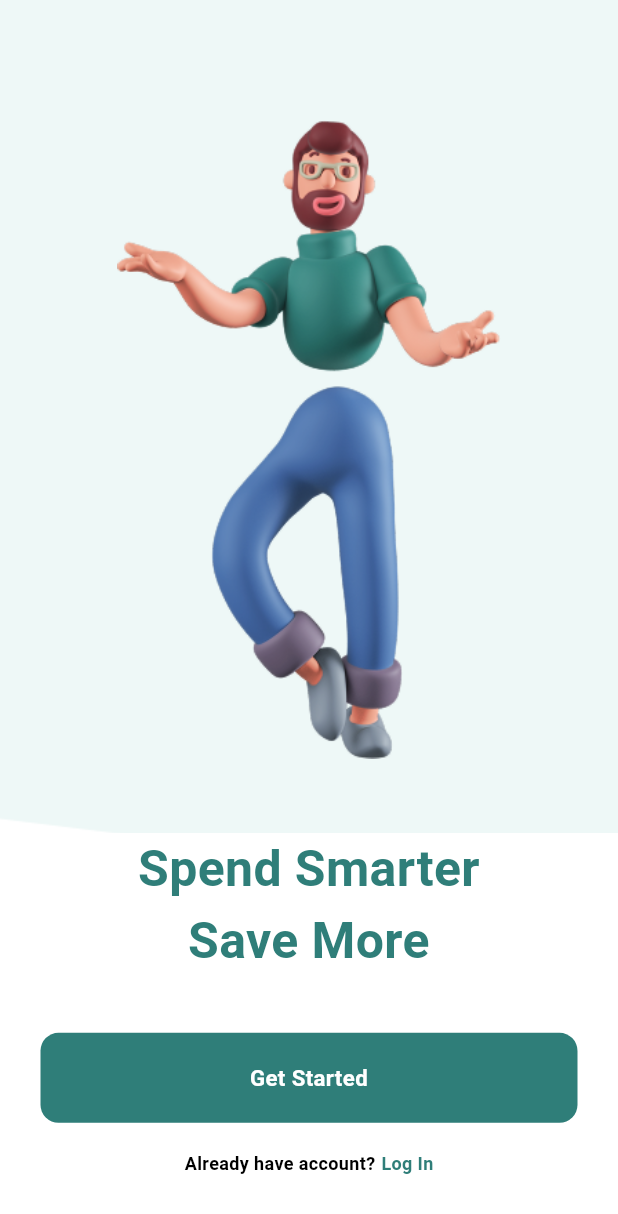
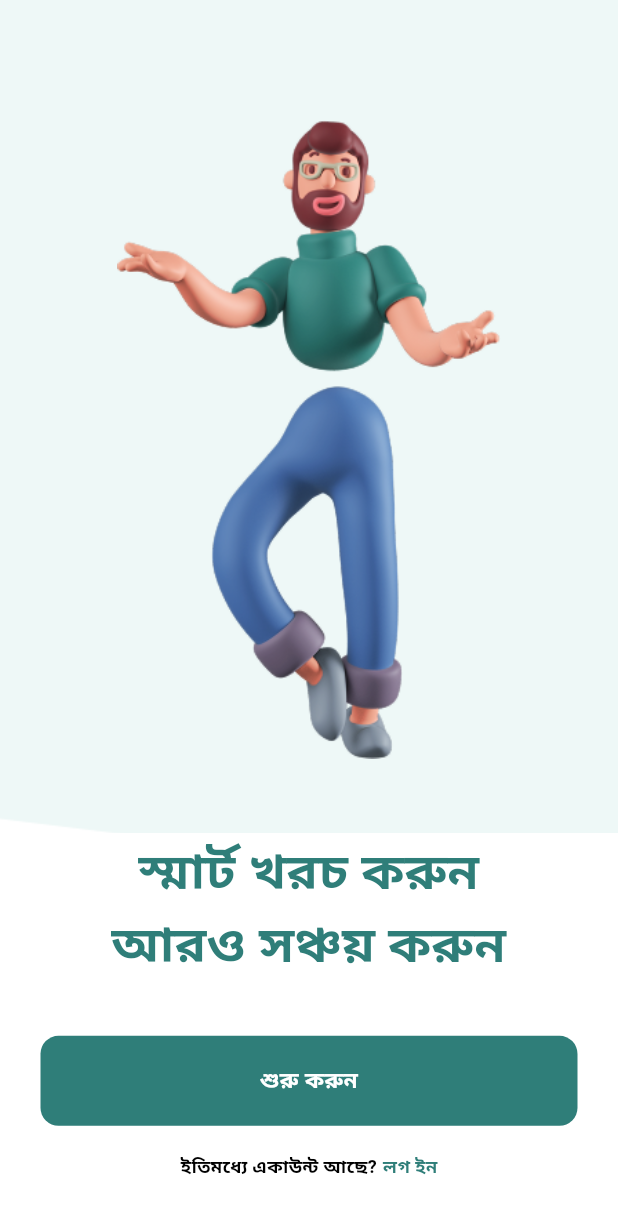
Before and after one commit to uvcorn/hishabi, a Flutter app: the screen it shows after launch, on a phone screen of 412 x 824 dp. Shown: the top 1214 px of the screen. Run offline on Flutter 3.47's test engine with Material 3 defaults, Android fonts, the phone set to English and light mode, and no system bars; our stand-ins replace cached_network_image, fl_chart, flutter_screenutil, flutter_svg, google_fonts, shimmer; statements that could not run were skipped.

```diff
--- a/lib/core/constants/app_strings.dart
+++ b/lib/core/constants/app_strings.dart
@@ -1,32 +1,31 @@
 class AppStrings {
-  static const String appName = 'HISHABI';
-  //
-
-  static const String appBarTitle = 'My Expence';
-  static const String receivables = 'Receivables';
-  static const String debit = 'Debit';
-  static const String credit = 'Credit';
-  static const String payAbles = 'Payables';
-  static const String balance = 'Balance';
-  static const String total = 'Total';
-  static const String help = 'Help';
-  static const String search = 'Search';
-  static const String receivablePayable = 'Receivable / Payable';
-  static const String addCustomer = 'Add Customer';
-  static const String customers = 'Customer';
-  static const String onboardingTitle = 'Spend Smarter';
-  static const String onboardingSubTitle = 'Save More';
-  static const String getStarted = 'Get Started';
-  static const String alreadyHaveAccount = 'Already have account?';
-  static const String logIn = 'Log In';
-  static const String goodAfternoon = 'Good Afternoon';
-  static const String userName = 'User Name User Name';
-  static const String totalBalance = "Total Balance";
-  static const String balanceAmount = "2,600.00";
-  static const String income = "Income";
-  static const String incomeAmount = "3000.00";
-  static const String expenses = "Expenses";
-  static const String expensesAmount = "400.00";
-  static const String transactionsHistory = "Transactions History";
-  static const String seeAll = "See all";
+  // These are now KEYS, not actual text
+  static const String appName = 'appName';
+  static const String appBarTitle = 'appBarTitle';
+  static const String receivables = 'receivables';
+  static const String debit = 'debit';
+  static const String credit = 'credit';
+  static const String payAbles = 'payAbles';
+  static const String balance = 'balance';
+  static const String total = 'total';
+  static const String help = 'help';
+  static const String search = 'search';
+  static const String receivablePayable = 'receivablePayable';
+  static const String addCustomer = 'addCustomer';
+  static const String customers = 'customers';
+  static const String onboardingTitle = 'onboardingTitle';
+  static const String onboardingSubTitle = 'onboardingSubTitle';
+  static const String getStarted = 'getStarted';
+  static const String alreadyHaveAccount = 'alreadyHaveAccount';
+  static const String logIn = 'logIn';
+  static const String goodAfternoon = 'goodAfternoon';
+  static const String userName = 'userName';
+  static const String totalBalance = 'totalBalance';
+  static const String balanceAmount = 'balanceAmount';
+  static const String income = 'income';
+  static const String incomeAmount = 'incomeAmount';
+  static const String expenses = 'expenses';
+  static const String expensesAmount = 'expensesAmount';
+  static const String transactionsHistory = 'transactionsHistory';
+  static const String seeAll = 'seeAll';
 }
--- a/lib/features/onboarding/presentation/screens/onboarding_screen.dart
+++ b/lib/features/onboarding/presentation/screens/onboarding_screen.dart
@@ -1,6 +1,7 @@
 import 'package:flutter/material.dart';
 import 'package:flutter_screenutil/flutter_screenutil.dart';
 import 'package:hishabi/core/widgets/bottom_nav_bar/nav_screen.dart';
+import 'package:hishabi/l10n/string_extension.dart';
 
 import '../../../../core/constants/app_colors.dart';
 import '../../../../core/constants/app_images.dart';
@@ -40,7 +41,7 @@ class OnboardingScreen extends StatelessWidget {
             ],
           ),
           CustomText(
-            text: AppStrings.onboardingTitle,
+            text: AppStrings.onboardingTitle.tr,
             maxLines: 2,
             fontSize: 36,
             fontWeight: FontWeight.bold,
@@ -48,7 +49,7 @@ class OnboardingScreen extends StatelessWidget {
             bottom: 0, // <-- ensure no bottom padding
           ),
           CustomText(
-            text: AppStrings.onboardingSubTitle,
+            text: AppStrings.onboardingSubTitle.tr,
             fontSize: 36,
             fontWeight: FontWeight.bold,
             color: AppColors.primary,
@@ -59,7 +60,7 @@ class OnboardingScreen extends StatelessWidget {
             width: 358,
             height: 60,
             borderRadius: BorderRadius.circular(12),
-            text: AppStrings.getStarted,
+            text: AppStrings.getStarted.tr,
             onPressed: () {
               Navigator.pushReplacementNamed(context, NavScreen.routeName);
             },
@@ -69,8 +70,8 @@ class OnboardingScreen extends StatelessWidget {
             mainAxisAlignment: MainAxisAlignment.center,
             children: [
               CustomCheckbox(
-                leadingText: AppStrings.alreadyHaveAccount,
-                clickableText: AppStrings.logIn,
+                leadingText: AppStrings.alreadyHaveAccount.tr,
+                clickableText: AppStrings.logIn.tr,
                 clickableColor: AppColors.primary,
                 fontWeight: FontWeight.w600,
 
--- a/lib/features/splash/presentation/screens/splash_screen.dart
+++ b/lib/features/splash/presentation/screens/splash_screen.dart
@@ -1,5 +1,6 @@
 import 'package:flutter/material.dart';
 import 'package:flutter_screenutil/flutter_screenutil.dart';
+import 'package:hishabi/l10n/string_extension.dart';
 import 'package:provider/provider.dart';
 import '../../../../core/constants/app_colors.dart';
 import '../../../../core/constants/app_strings.dart';
@@ -70,7 +71,7 @@ class _SplashScreenState extends State<SplashScreen>
             //   ),
             // ),
             SizedBox(height: 12.h), // set to zero for tight layout
-            TypewriterText(text: AppStrings.appName, animation: _animation),
+            TypewriterText(text: AppStrings.appName.tr, animation: _animation),
           ],
         ),
       ),
--- /dev/null
+++ b/lib/l10n/app_localizations.dart
@@ -0,0 +1,23 @@
+import 'package:flutter/material.dart';
+import 'translations/en_translations.dart';
+import 'translations/bn_translations.dart';
+
+class AppLocalizations {
+  final Locale locale;
+
+  AppLocalizations(this.locale);
+
+  static AppLocalizations of(BuildContext context) {
+    return Localizations.of<AppLocalizations>(context, AppLocalizations)!;
+  }
+
+  static final Map<String, Map<String, String>> _localizedValues = {
+    'en': enTranslations,
+    'bn': bnTranslations,
+  };
+
+  // Main translation method - takes key and returns translated text
+  String tr(String key) {
+    return _localizedValues[locale.languageCode]?[key] ?? key;
+  }
+}
--- /dev/null
+++ b/lib/l10n/applocalization_delegate.dart
@@ -0,0 +1,17 @@
+import 'package:flutter/material.dart';
+import 'app_localizations.dart';
+
+class AppLocalizationsDelegate extends LocalizationsDelegate<AppLocalizations> {
+  const AppLocalizationsDelegate();
+
+  @override
+  bool isSupported(Locale locale) => ['en', 'bn'].contains(locale.languageCode);
+
+  @override
+  Future<AppLocalizations> load(Locale locale) async {
+    return AppLocalizations(locale);
+  }
+
+  @override
+  bool shouldReload(AppLocalizationsDelegate old) => false;
+}
--- /dev/null
+++ b/lib/l10n/language_provider.dart
@@ -0,0 +1,12 @@
+import 'package:flutter/material.dart';
+
+class LanguageProvider extends ChangeNotifier {
+  Locale _locale = const Locale('bn'); // Default language
+
+  Locale get locale => _locale;
+
+  void changeLanguage(String languageCode) {
+    _locale = Locale(languageCode, '');
+    notifyListeners();
+  }
+}
--- /dev/null
+++ b/lib/l10n/translations/bn_translations.dart
@@ -0,0 +1,30 @@
+const Map<String, String> bnTranslations = {
+  'appName': 'HISHABI',
+  'appBarTitle': 'আমার খরচ',
+  'receivables': 'প্রাপ্য',
+  'debit': 'ডেবিট',
+  'credit': 'ক্রেডিট',
+  'payAbles': 'প্রদেয়',
+  'balance': 'ব্যালেন্স',
+  'total': 'মোট',
+  'help': 'সাহায্য',
+  'search': 'খুঁজুন',
+  'receivablePayable': 'প্রাপ্য / প্রদেয়',
+  'addCustomer': 'গ্রাহক যোগ করুন',
+  'customers': 'গ্রাহক',
+  'onboardingTitle': 'স্মার্ট খরচ করুন',
+  'onboardingSubTitle': 'আরও সঞ্চয় করুন',
+  'getStarted': 'শুরু করুন',
+  'alreadyHaveAccount': 'ইতিমধ্যে একাউন্ট আছে?',
+  'logIn': 'লগ ইন',
+  'goodAfternoon': 'শুভ বিকাল',
+  'userName': 'ব্যবহারকারীর নাম',
+  'totalBalance': 'মোট ব্যালেন্স',
+  'balanceAmount': '২,৬০০.০০',
+  'income': 'আয়',
+  'incomeAmount': '৩০০০.০০',
+  'expenses': 'খরচ',
+  'expensesAmount': '৪০০.০০',
+  'transactionsHistory': 'লেনদেনের ইতিহাস',
+  'seeAll': 'সব দেখুন',
+};
--- a/lib/main.dart
+++ b/lib/main.dart
@@ -1,6 +1,9 @@
 import 'package:flutter/material.dart';
+import 'package:flutter_localizations/flutter_localizations.dart';
 import 'package:flutter_screenutil/flutter_screenutil.dart';
+import 'package:hishabi/l10n/applocalization_delegate.dart';
 import 'package:provider/provider.dart';
+
 import 'core/widgets/bottom_nav_bar/nav_provider.dart';
 import 'features/home/presentation/providers/balance_provider.dart';
 import 'features/home/presentation/providers/transaction_provider.dart';
@@ -9,12 +12,15 @@ import 'features/statistics/data/datasources/statistics_local_data_source.dart';
 import 'features/statistics/data/repositories/statistics_repository_impl.dart';
 import 'features/statistics/domain/usecases/get_statistics_use_case.dart';
 import 'features/statistics/presentation/providers/statistics_provider.dart';
+import 'l10n/language_provider.dart';
 import 'routes/app_routes.dart';
 
+final GlobalKey<NavigatorState> navigatorKey = GlobalKey<NavigatorState>();
 void main() {
   final localDataSource = StatisticsLocalDataSource();
   final repository = StatisticsRepositoryImpl(localDataSource);
   final usecase = GetStatisticsUseCase(repository);
+
   runApp(
     MultiProvider(
       providers: [
@@ -25,27 +31,38 @@ void main() {
         ChangeNotifierProvider(
           create: (_) => StatisticsProvider(usecase)..loadTransactions(),
         ),
+        ChangeNotifierProvider(create: (_) => LanguageProvider()),
       ],
-      child: const Myapp(),
+      child: const MyApp(),
     ),
   );
 }
 
-class Myapp extends StatelessWidget {
-  const Myapp({super.key});
+class MyApp extends StatelessWidget {
+  const MyApp({super.key});
 
   @override
   Widget build(BuildContext context) {
+    final languageProvider = Provider.of<LanguageProvider>(context);
     return ScreenUtilInit(
-      designSize: const Size(420, 890), // iPhone X reference size
+      designSize: const Size(420, 890),
       minTextAdapt: true,
       splitScreenMode: true,
       builder: (context, child) {
         return MaterialApp(
+          navigatorKey: navigatorKey,
           debugShowCheckedModeBanner: false,
+          locale: languageProvider.locale,
+          localizationsDelegates: const [
+            AppLocalizationsDelegate(),
+            GlobalMaterialLocalizations.delegate,
+            GlobalWidgetsLocalizations.delegate,
+            GlobalCupertinoLocalizations.delegate,
+          ],
+          supportedLocales: const [Locale('en'), Locale('bn')],
+
           initialRoute: AppRoutes.splash,
           routes: AppRoutes.routes,
-          // theme: ThemeData(primaryColor: Color(0xFFD32F2F)),
         );
       },
     );
--- a/pubspec.yaml
+++ b/pubspec.yaml
@@ -7,6 +7,8 @@ environment:
   sdk: ^3.9.2
 dependencies:
   flutter:
+    sdk: flutter
+  flutter_localizations:
     sdk: flutter
 
   cupertino_icons: ^1.0.8
@@ -26,8 +28,10 @@ dev_dependencies:
   flutter_lints: ^5.0.0
 
 flutter:
+  generate: true
   uses-material-design: true
 
   assets:
     - assets/icons/
     - assets/images/
+    # - assets/l10n/
```
Also changed, not shown: lib/l10n/string_extension.dart (added, +12 -0 lines), lib/l10n/translations/en_translations.dart (added, +30 -0 lines), pubspec.lock.
